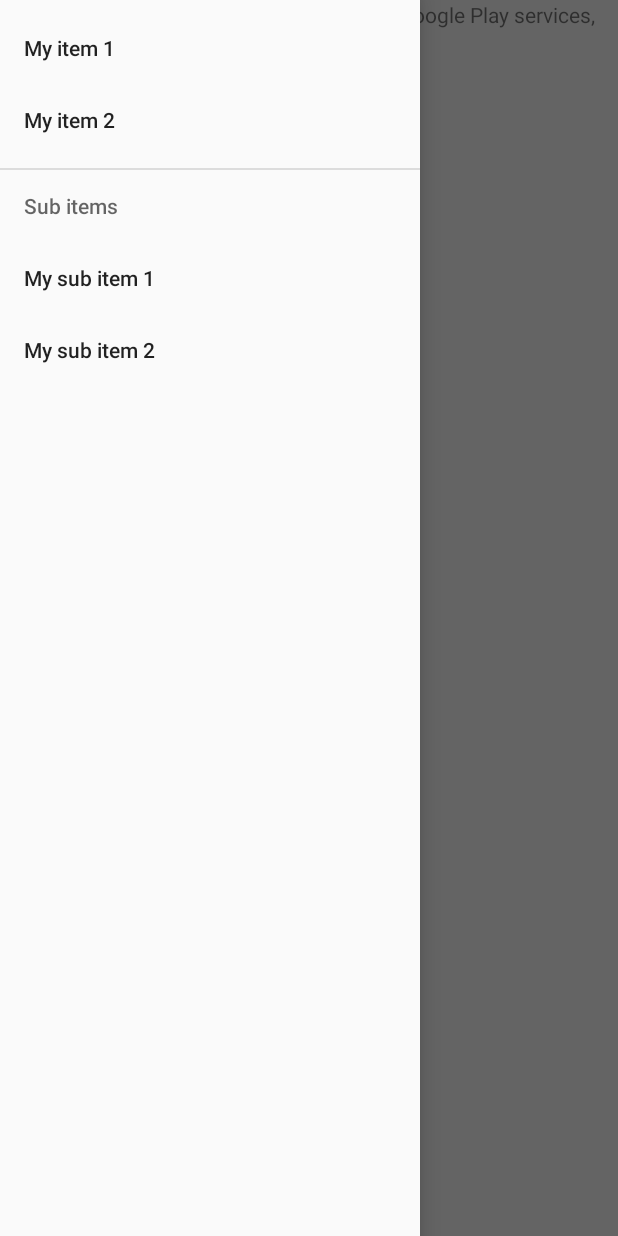
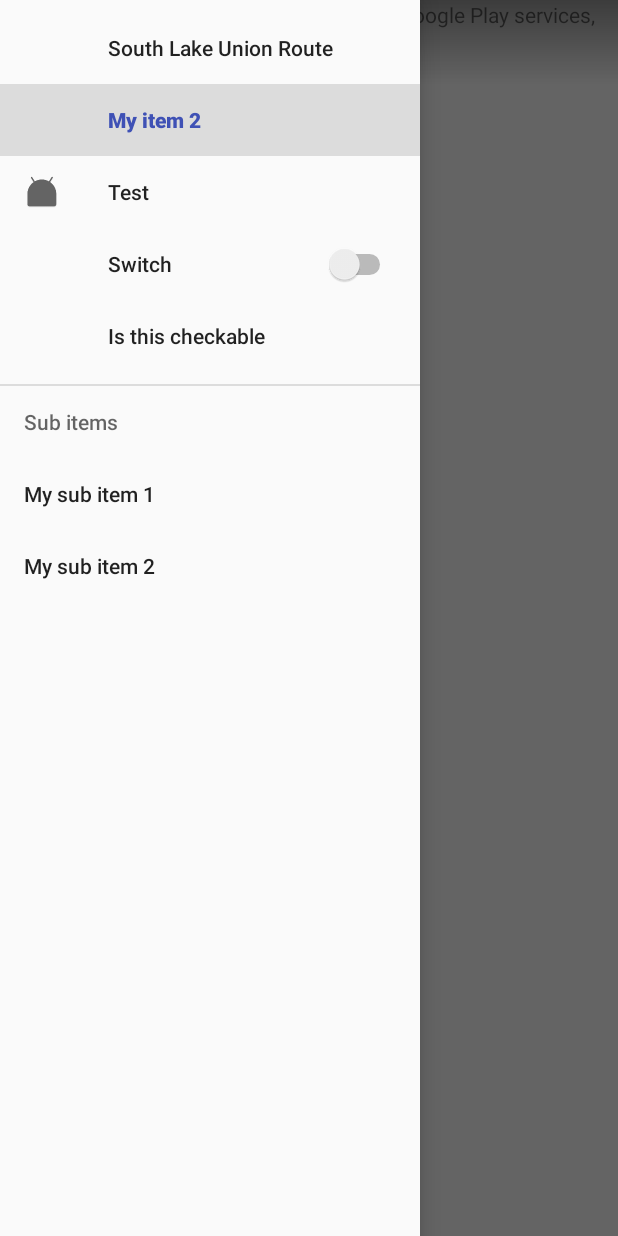
Before and after one commit to julrich1/Streetcar-Android, an Android app: the screen it shows after launch (MapsActivity), in the side drawer, after a tap on "My item 2", on a phone screen of 412 x 824 dp. Run offline under Robolectric (Android 15) with nearby library versions, the phone set to English and light mode, and no system bars; our stand-ins replace Volley; libraries missing offline, so code that uses them is left out: net.danlew.android; network calls fail; 2 statements that could not run were skipped.

Commit message:
SLU route added

```diff
--- a/app/src/main/java/jacob/SeattleStreetcarTracker/MapsActivity.java
+++ b/app/src/main/java/jacob/SeattleStreetcarTracker/MapsActivity.java
@@ -4,16 +4,20 @@ import android.content.Context;
 import android.graphics.Bitmap;
 import android.graphics.BitmapFactory;
 import android.support.annotation.Nullable;
+import android.support.design.widget.NavigationView;
 import android.support.v4.app.FragmentActivity;
 import android.os.Bundle;
 
 import com.android.volley.RequestQueue;
 import com.android.volley.toolbox.Volley;
+import com.google.android.gms.maps.CameraUpdateFactory;
 import com.google.android.gms.maps.GoogleMap;
 import com.google.android.gms.maps.OnMapReadyCallback;
 import com.google.android.gms.maps.SupportMapFragment;
 import com.google.android.gms.maps.model.BitmapDescriptorFactory;
+import com.google.android.gms.maps.model.CameraPosition;
 import com.google.android.gms.maps.model.LatLng;
+import com.google.android.gms.maps.model.LatLngBounds;
 import com.google.android.gms.maps.model.Marker;
 import com.google.android.gms.maps.model.MarkerOptions;
 import com.google.android.gms.maps.model.PolylineOptions;
@@ -26,6 +30,7 @@ import android.support.v7.app.AppCompatActivity;
 import android.support.v7.widget.Toolbar;
 import android.util.AttributeSet;
 import android.util.Log;
+import android.view.MenuItem;
 import android.view.View;
 import android.widget.LinearLayout;
 import android.widget.TextView;
@@ -42,7 +47,7 @@ import java.util.ArrayList;
 import java.util.Timer;
 import java.util.TimerTask;
 
-public class MapsActivity extends AppCompatActivity implements OnMapReadyCallback, GoogleMap.OnMapClickListener, GoogleMap.OnMarkerClickListener {
+public class MapsActivity extends AppCompatActivity implements OnMapReadyCallback, GoogleMap.OnMapClickListener, GoogleMap.OnMarkerClickListener, NavigationView.OnNavigationItemSelectedListener {
 
     String API_URL = "http://sc-dev.shadowline.net";
 
@@ -51,12 +56,15 @@ public class MapsActivity extends AppCompatActivity implements OnMapReadyCallbac
     Timer scTimer = new Timer();
 
     ActionBarDrawerToggle abToggle;
+    DrawerLayout drawerLayout;
+
     RequestQueue queue;
+
+    int route = 1;
 
     @Override
     protected void onCreate(Bundle savedInstanceState) {
         super.onCreate(savedInstanceState);
-
 
 
         setContentView(R.layout.main_layout_newest);
@@ -66,19 +74,20 @@ public class MapsActivity extends AppCompatActivity implements OnMapReadyCallbac
         mapFragment.getMapAsync(this);
 
         queue = Volley.newRequestQueue(this);
+
         JodaTimeAndroid.init(this);
 
-        DrawerLayout drawerLayout = (DrawerLayout) findViewById(R.id.drawer_layout);
+        drawerLayout = (DrawerLayout) findViewById(R.id.drawer_layout);
         Toolbar toolbar = (Toolbar) findViewById(R.id.toolbar);
 
         abToggle = new ActionBarDrawerToggle(this, drawerLayout, toolbar, R.string.drawer_open, R.string.drawer_close);
+        drawerLayout.addDrawerListener(abToggle);
 
-//        Log.v("Both items", drawerLayout.toString());
-        drawerLayout.addDrawerListener(abToggle);
-//        ActionBar actionBar = getSupportActionBar();
-//        getSupportActionBar().setDisplayHomeAsUpEnabled(false);
-//        getSupportActionBar().setHomeButtonEnabled(false);
-//        DrawerLayout drawer = (DrawerLayout) findViewById(R.id.dra)
+        NavigationView mNavigationView = (NavigationView) findViewById(R.id.navigation_view);
+
+        if (mNavigationView != null) {
+            mNavigationView.setNavigationItemSelectedListener(this);
+        }
 
 
         LinearLayout bottomPanel = (LinearLayout) findViewById(R.id.bottom_panel);
@@ -88,6 +97,30 @@ public class MapsActivity extends AppCompatActivity implements OnMapReadyCallbac
                 Log.v("Clicked", "Click was called on bottom panel");
             }
         });
+    }
+
+    @Override
+    public boolean onNavigationItemSelected(MenuItem item) {
+        int id = item.getItemId();
+
+        Log.v("Menu item ", "Was clicked");
+
+        if (id == R.id.nav_item_slu) {
+            drawerLayout.closeDrawers();
+            route = 2;
+
+            LatLng slu = new LatLng(47.621358, -122.338190);
+
+            CameraPosition cameraPosition = new CameraPosition.Builder()
+                    .target(slu)      // Sets the center of the map to Mountain View
+                    .zoom(15)                   // Sets the zoom
+//                    .bearing(90)                // Sets the orientation of the camera to east
+//                    .tilt(30)                   // Sets the tilt of the camera to 30 degrees
+                    .build();                   // Creates a CameraPosition from the builder
+            mMap.animateCamera(CameraUpdateFactory.newCameraPosition(cameraPosition));
+
+        }
+        return true;
     }
 
     @Override
@@ -170,7 +203,7 @@ public class MapsActivity extends AppCompatActivity implements OnMapReadyCallbac
     }
 
     private void getStreetcars(final Callback cb) {
-        String url = API_URL + "/api/streetcars/1";
+        String url = API_URL + "/api/streetcars/" + route;
 
         WebRequest wr = new WebRequest();
         wr.streetcarJsonRequest(queue, url, new FetchStreetcars() {
@@ -194,7 +227,7 @@ public class MapsActivity extends AppCompatActivity implements OnMapReadyCallbac
     }
 
     private void getStops() {
-        String url = API_URL + "/api/routes/1";
+        String url = API_URL + "/api/routes/" + route;
 
         final ArrayList<Stop> stops = new ArrayList<>();
 
@@ -243,7 +276,6 @@ public class MapsActivity extends AppCompatActivity implements OnMapReadyCallbac
         return new MarkerOptions()
             .position(location)
             .icon(BitmapDescriptorFactory.fromBitmap(resizeMapIcons("streetcar",150,150)))
-            .title("Info")
             .anchor(0.5f, 0.5f)
             .rotation(streetcar.heading)
             .zIndex(1.0f);
@@ -271,7 +303,6 @@ public class MapsActivity extends AppCompatActivity implements OnMapReadyCallbac
                     }
 
                     streetcar.marker.setRotation(streetcar.heading);
-                    streetcar.marker.setSnippet("Location: " + streetcar.x + " " + streetcar.y + "Last Speed " + convertKmHrToMph(streetcar.speedkmhr));
                     LatLngInterpolator latLngInterpolator = new LatLngInterpolator.Spherical();
                     MarkerAnimation.animateMarkerToICS(streetcar.marker, new LatLng(streetcar.x, streetcar.y), latLngInterpolator);
                 }
--- /dev/null
+++ b/app/src/main/java/jacob/SeattleStreetcarTracker/NonClickableToolbar.java
@@ -0,0 +1,8 @@
+package jacob.SeattleStreetcarTracker;
+
+/**
+ * Created by jacob on 10/27/17.
+ */
+
+public class NonClickableToolbar  {
+}
--- /dev/null
+++ b/app/src/main/res/drawable/background_toolbar_translucent.xml
@@ -0,0 +1,10 @@
+<?xml version="1.0" encoding="utf-8"?>
+
+<shape
+    xmlns:android="http://schemas.android.com/apk/res/android">
+
+    <gradient
+        android:angle="270"
+        android:endColor="@android:color/transparent"
+        android:startColor="@color/black_alpha_40"/>
+</shape>
--- a/app/src/main/res/layout/main_layout_newest.xml
+++ b/app/src/main/res/layout/main_layout_newest.xml
@@ -32,7 +32,7 @@
             android:id="@+id/toolbar"
             android:layout_width="match_parent"
             android:layout_height="56dp"
-            android:background="@android:color/transparent"
+            android:background="@drawable/background_toolbar_translucent"
             />
 
 
@@ -49,9 +49,10 @@
     </FrameLayout>
 
     <android.support.design.widget.NavigationView
+        android:id="@+id/navigation_view"
         android:layout_width="wrap_content"
         android:layout_height="match_parent"
         android:layout_gravity="start"
-        app:menu="@menu/drawer_view" />
+        app:menu="@menu/drawer_view"/>
 
 </android.support.v4.widget.DrawerLayout>
--- a/app/src/main/res/layout/testlayout.xml
+++ b/app/src/main/res/layout/testlayout.xml
@@ -10,12 +10,24 @@
         android:layout_height="match_parent"
         android:orientation="vertical">
 
+        <ToggleButton
+            android:id="@+id/toggleButton"
+            android:layout_width="match_parent"
+            android:layout_height="wrap_content"
+            android:text="ToggleButton" />
+
         <TextView
             android:id="@+id/textView"
             android:layout_width="match_parent"
             android:layout_height="wrap_content"
             android:text="Marion and Broadway"
             android:textAppearance="@android:style/TextAppearance.Large" />
+
+        <Button
+            android:id="@+id/button2"
+            android:layout_width="match_parent"
+            android:layout_height="wrap_content"
+            android:text="Button" />
     </LinearLayout>
 
     <LinearLayout
--- a/app/src/main/res/menu/drawer_view.xml
+++ b/app/src/main/res/menu/drawer_view.xml
@@ -1,14 +1,35 @@
 <?xml version="1.0" encoding="utf-8"?>
-<menu xmlns:android="http://schemas.android.com/apk/res/android">
+<menu xmlns:android="http://schemas.android.com/apk/res/android"
+    xmlns:app="http://schemas.android.com/apk/res-auto">
 
     <group android:checkableBehavior="single">
         <item
-                android:id="@+id/nav_item_1"
-                android:title="My item 1" />
+            android:id="@+id/nav_item_slu"
+            android:title="South Lake Union Route" />
         <item
             android:id="@+id/nav_item_2"
             android:title="My item 2" />
+
+        <item
+            android:actionViewClass="android.widget.SearchView"
+            android:id="@+id/nav_about"
+            android:icon="@mipmap/ic_launcher"
+            android:checkable="true"
+            android:title="Test" />
+
     </group>
+
+
+    <item
+        android:id="@+id/nav_switch"
+        android:title="Switch"
+        app:actionViewClass="android.widget.Switch"
+    />
+
+    <item
+        android:id="@+id/checkable_menu"
+        android:checkable="true"
+        android:title="Is this checkable" />
 
     <item android:title="Sub items">
         <menu>
--- a/app/src/main/res/values/colors.xml
+++ b/app/src/main/res/values/colors.xml
@@ -3,4 +3,6 @@
     <color name="colorPrimary">#3F51B5</color>
     <color name="colorPrimaryDark">#303F9F</color>
     <color name="colorAccent">#FF4081</color>
+
+    <color name="black_alpha_40">#66000000</color>
 </resources>
```
Lines whose indentation alone changed are shown as unchanged.
